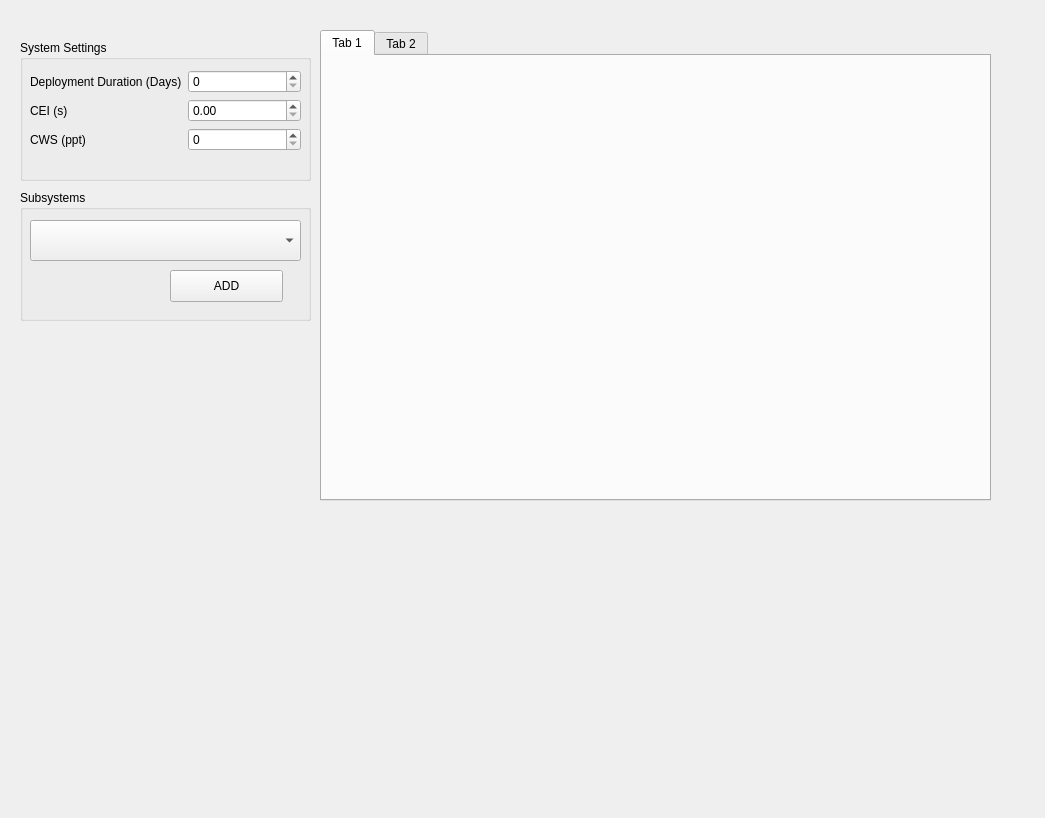
Before: the Qt Designer form Frontend/qt/Predictor/predictor_view.ui in ricorx7/rti_python, drawn with Qt 5.
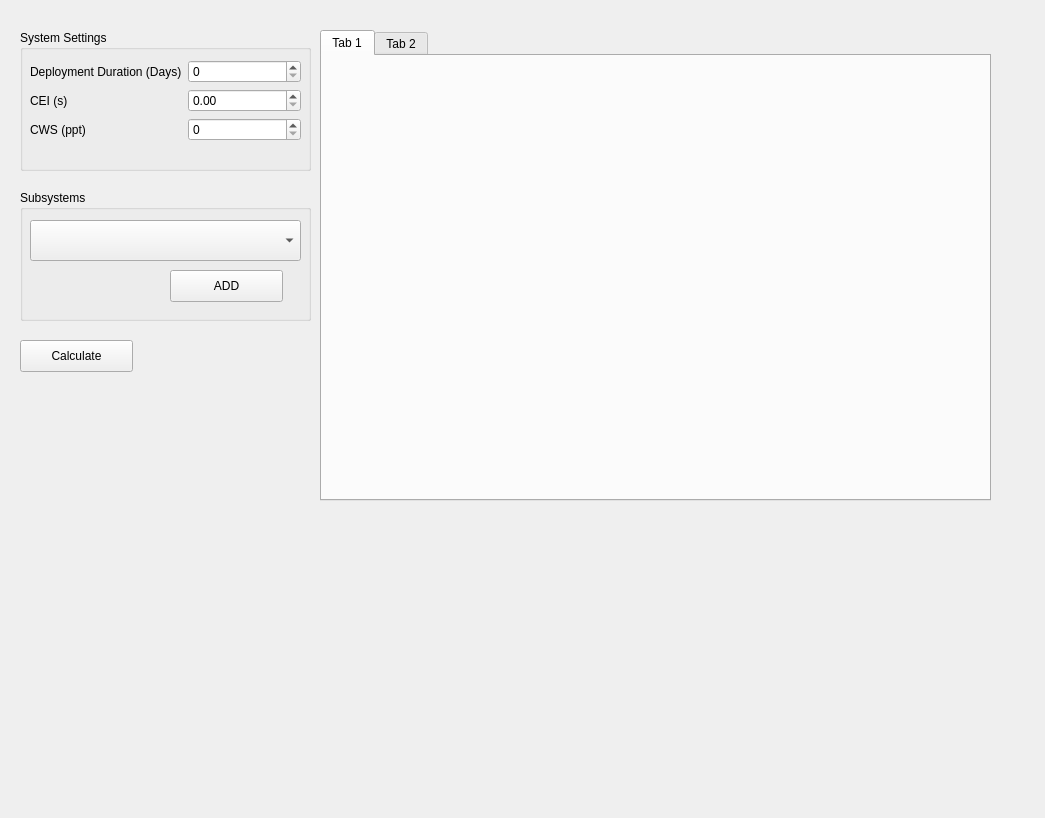
After: the same form once the commit is applied. The open tabs and pages were chosen to show the change.

Diff of the .ui file:
```diff
--- a/Frontend/qt/Predictor/predictor_view.ui
+++ b/Frontend/qt/Predictor/predictor_view.ui
@@ -18,7 +18,7 @@
     <property name="geometry">
      <rect>
       <x>20</x>
-      <y>40</y>
+      <y>30</y>
       <width>291</width>
       <height>141</height>
      </rect>
@@ -131,6 +131,19 @@
      </attribute>
     </widget>
    </widget>
+   <widget class="QPushButton" name="calculateButton">
+    <property name="geometry">
+     <rect>
+      <x>20</x>
+      <y>340</y>
+      <width>113</width>
+      <height>32</height>
+     </rect>
+    </property>
+    <property name="text">
+     <string>Calculate</string>
+    </property>
+   </widget>
   </widget>
  </widget>
  <resources/>
```
Left out of the diff: 2 changed lines with no effect on the pictures.
